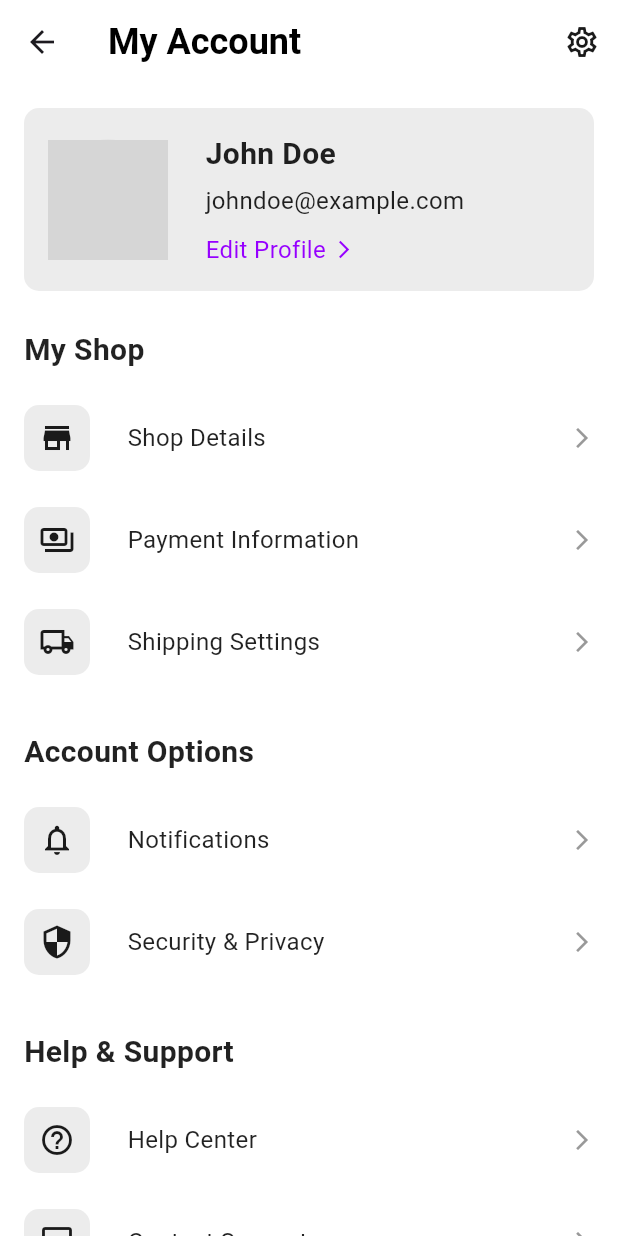
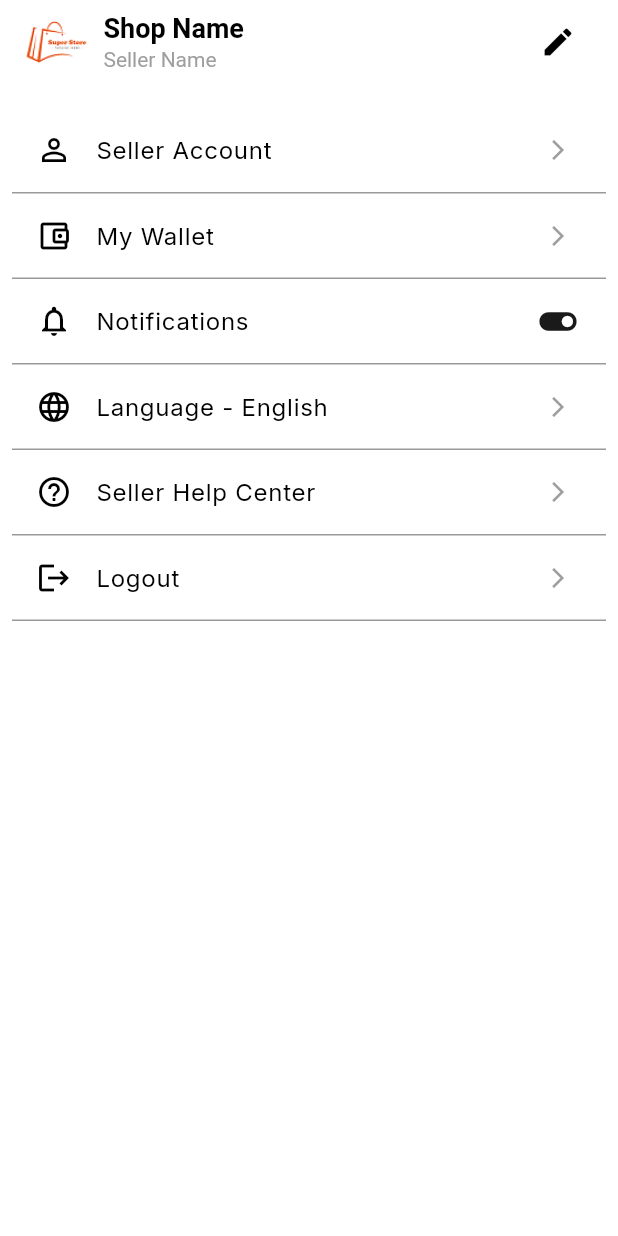
Before and after one commit to suheerthedev/marketplace, a Flutter app: the SellerAccountView screen opened by its route, on a phone screen of 412 x 824 dp. Run offline on Flutter 3.47's test engine with Material 3 defaults, Android fonts, the light colour scheme and no system bars; our stand-ins replace carousel_slider, font_awesome_flutter, google_fonts, iconsax_flutter, stacked, stacked_services and 1 more; grey boxes are pictures that could not be loaded.

Commit message:
Completed Seller Account View

```diff
--- a/lib/ui/views/seller_account/seller_account_view.dart
+++ b/lib/ui/views/seller_account/seller_account_view.dart
@@ -1,8 +1,7 @@
 import 'package:flutter/material.dart';
 import 'package:stacked/stacked.dart';
+import 'package:google_fonts/google_fonts.dart';
 import 'package:marketplace/ui/common/app_colors.dart';
-import 'package:marketplace/ui/common/ui_helpers.dart';
-import 'package:marketplace/ui/styles/text_styles.dart';
 
 import 'seller_account_viewmodel.dart';
 
@@ -16,160 +15,88 @@ class SellerAccountView extends StackedView<SellerAccountViewModel> {
     Widget? child,
   ) {
     return Scaffold(
-      backgroundColor: secondaryBackgroundColor,
+      backgroundColor: Colors.white,
       appBar: AppBar(
-        backgroundColor: secondaryBackgroundColor,
+        backgroundColor: Colors.white,
         elevation: 0,
-        title: Text('My Account', style: AppTextStyles.heading1),
-        actions: [
-          IconButton(
-            icon: const Icon(Icons.settings_outlined, color: mainTextColor),
-            onPressed: viewModel.openSettings,
-          ),
-        ],
-      ),
-      body: SafeArea(
-        child: SingleChildScrollView(
-          child: Padding(
-            padding: const EdgeInsets.all(16.0),
-            child: Column(
-              crossAxisAlignment: CrossAxisAlignment.start,
-              children: [
-                _buildProfileSection(viewModel),
-                verticalSpaceMedium,
-                _buildShopSection(viewModel),
-                verticalSpaceMedium,
-                _buildAccountOptionsSection(viewModel),
-                verticalSpaceMedium,
-                _buildHelpSection(viewModel),
-                verticalSpaceMedium,
-                _buildLogoutButton(viewModel),
-              ],
+        automaticallyImplyLeading: false,
+        title: Row(
+          children: [
+            Image.asset(
+              'assets/images/store_logo.png',
+              height: 40,
             ),
-          ),
-        ),
-      ),
-    );
-  }
-
-  Widget _buildProfileSection(SellerAccountViewModel viewModel) {
-    return Container(
-      padding: const EdgeInsets.all(16),
-      decoration: BoxDecoration(
-        color: lightContainerColor,
-        borderRadius: BorderRadius.circular(10),
-      ),
-      child: Row(
-        children: [
-          CircleAvatar(
-            radius: 40,
-            backgroundColor: Colors.grey.shade300,
-            backgroundImage: const AssetImage('assets/images/profile.jpg'),
-          ),
-          horizontalSpaceMedium,
-          Expanded(
-            child: Column(
+            const SizedBox(width: 10),
+            Column(
               crossAxisAlignment: CrossAxisAlignment.start,
               children: [
                 Text(
-                  'John Doe',
-                  style: AppTextStyles.heading2,
+                  'Shop Name',
+                  style: GoogleFonts.roboto(
+                    fontSize: 18,
+                    fontWeight: FontWeight.bold,
+                    color: Colors.black,
+                  ),
                 ),
-                verticalSpaceTiny,
                 Text(
-                  'johndoe@example.com',
-                  style: AppTextStyles.bodyText1,
-                ),
-                verticalSpaceSmall,
-                InkWell(
-                  onTap: viewModel.editProfile,
-                  child: Row(
-                    children: [
-                      Text(
-                        'Edit Profile',
-                        style: AppTextStyles.bodyText1.copyWith(
-                          color: kcPrimaryColor,
-                        ),
-                      ),
-                      horizontalSpaceTiny,
-                      const Icon(
-                        Icons.arrow_forward_ios,
-                        size: 14,
-                        color: kcPrimaryColor,
-                      ),
-                    ],
+                  'Seller Name',
+                  style: GoogleFonts.roboto(
+                    fontSize: 14,
+                    color: Colors.grey,
                   ),
                 ),
               ],
             ),
+            const Spacer(),
+            IconButton(
+              icon: const Icon(Icons.edit, color: Colors.black),
+              onPressed: viewModel.editProfile,
+            ),
+          ],
+        ),
+      ),
+      body: SafeArea(
+        child: Padding(
+          padding: const EdgeInsets.symmetric(horizontal: 8, vertical: 16),
+          child: ListView(
+            children: [
+              _buildOptionTile(
+                icon: Icons.person_outline,
+                title: 'Seller Account',
+                onTap: viewModel.openShopDetails,
+              ),
+              _buildOptionTile(
+                icon: Icons.account_balance_wallet_outlined,
+                title: 'My Wallet',
+                onTap: viewModel.openPaymentInfo,
+              ),
+              _buildSwitchTile(
+                icon: Icons.notifications_outlined,
+                title: 'Notifications',
+                value: viewModel.notificationsEnabled,
+                onChanged: viewModel.toggleNotifications,
+              ),
+              _buildOptionTile(
+                icon: Icons.language_outlined,
+                title: 'Language - English',
+                onTap: () {
+                  // Handle language change
+                },
+              ),
+              _buildOptionTile(
+                icon: Icons.help_outline,
+                title: 'Seller Help Center',
+                onTap: viewModel.openHelpCenter,
+              ),
+              _buildOptionTile(
+                icon: Icons.logout,
+                title: 'Logout',
+                onTap: viewModel.logout,
+              ),
+            ],
           ),
-        ],
+        ),
       ),
-    );
-  }
-
-  Widget _buildShopSection(SellerAccountViewModel viewModel) {
-    return Column(
-      crossAxisAlignment: CrossAxisAlignment.start,
-      children: [
-        Text('My Shop', style: AppTextStyles.heading2),
-        verticalSpaceSmall,
-        _buildOptionTile(
-          icon: Icons.store,
-          title: 'Shop Details',
-          onTap: viewModel.openShopDetails,
-        ),
-        _buildOptionTile(
-          icon: Icons.payments_outlined,
-          title: 'Payment Information',
-          onTap: viewModel.openPaymentInfo,
-        ),
-        _buildOptionTile(
-          icon: Icons.local_shipping_outlined,
-          title: 'Shipping Settings',
-          onTap: viewModel.openShippingSettings,
-        ),
-      ],
-    );
-  }
-
-  Widget _buildAccountOptionsSection(SellerAccountViewModel viewModel) {
-    return Column(
-      crossAxisAlignment: CrossAxisAlignment.start,
-      children: [
-        Text('Account Options', style: AppTextStyles.heading2),
-        verticalSpaceSmall,
-        _buildOptionTile(
-          icon: Icons.notifications_outlined,
-          title: 'Notifications',
-          onTap: viewModel.openNotifications,
-        ),
-        _buildOptionTile(
-          icon: Icons.security,
-          title: 'Security & Privacy',
-          onTap: viewModel.openSecurityPrivacy,
-        ),
-      ],
-    );
-  }
-
-  Widget _buildHelpSection(SellerAccountViewModel viewModel) {
-    return Column(
-      crossAxisAlignment: CrossAxisAlignment.start,
-      children: [
-        Text('Help & Support', style: AppTextStyles.heading2),
-        verticalSpaceSmall,
-        _buildOptionTile(
-          icon: Icons.help_outline,
-          title: 'Help Center',
-          onTap: viewModel.openHelpCenter,
-        ),
-        _buildOptionTile(
-          icon: Icons.chat_bubble_outline,
-          title: 'Contact Support',
-          onTap: viewModel.contactSupport,
-        ),
-      ],
     );
   }
 
@@ -178,58 +105,64 @@ class SellerAccountView extends StackedView<SellerAccountViewModel> {
     required String title,
     required VoidCallback onTap,
   }) {
-    return InkWell(
-      onTap: onTap,
-      child: Container(
-        padding: const EdgeInsets.symmetric(vertical: 12),
-        child: Row(
-          children: [
-            Container(
-              padding: const EdgeInsets.all(10),
-              decoration: BoxDecoration(
-                color: lightContainerColor,
-                borderRadius: BorderRadius.circular(10),
-              ),
-              child: Icon(icon, color: mainTextColor),
+    return Column(
+      children: [
+        ListTile(
+          leading: Icon(
+            icon,
+            color: Colors.black,
+          ),
+          title: Text(
+            title,
+            style: GoogleFonts.inter(
+              fontSize: 16,
+              color: Colors.black,
             ),
-            horizontalSpaceMedium,
-            Expanded(
-              child: Text(
-                title,
-                style: AppTextStyles.bodyText1,
-              ),
-            ),
-            const Icon(
-              Icons.arrow_forward_ios,
-              size: 16,
-              color: iconColor,
-            ),
-          ],
+          ),
+          trailing:
+              const Icon(Icons.arrow_forward_ios, size: 16, color: Colors.grey),
+          onTap: onTap,
         ),
-      ),
+        const Divider(height: 1, color: lightBackgroundColor),
+      ],
     );
   }
 
-  Widget _buildLogoutButton(SellerAccountViewModel viewModel) {
-    return Container(
-      width: double.infinity,
-      padding: const EdgeInsets.symmetric(vertical: 15),
-      decoration: BoxDecoration(
-        border: Border.all(color: errorColor),
-        borderRadius: BorderRadius.circular(10),
-      ),
-      child: InkWell(
-        onTap: viewModel.logout,
-        child: Center(
-          child: Text(
-            'Logout',
-            style: AppTextStyles.bodyText1.copyWith(
-              color: errorColor,
-              fontWeight: FontWeight.bold,
+  Widget _buildSwitchTile({
+    required IconData icon,
+    required String title,
+    required bool value,
+    required ValueChanged<bool> onChanged,
+  }) {
+    return Column(
+      children: [
+        ListTile(
+          leading: Icon(icon, color: Colors.black),
+          contentPadding: const EdgeInsets.only(left: 16, right: 8),
+          title: Text(
+            title,
+            style: GoogleFonts.inter(
+              fontSize: 16,
+              color: Colors.black,
+            ),
+          ),
+          trailing: IconButton(
+            padding: EdgeInsets.zero,
+            onPressed: () {
+              onChanged(!value);
+            },
+            icon: Icon(
+              value ? Icons.toggle_on : Icons.toggle_off_outlined,
+              size: 30,
+              color: value ? mainBackgroundColor : lightBackgroundColor,
             ),
           ),
         ),
-      ),
+        const Divider(
+          height: 1,
+          color: lightBackgroundColor,
+        ),
+      ],
     );
   }
 
--- a/lib/ui/views/seller_account/seller_account_viewmodel.dart
+++ b/lib/ui/views/seller_account/seller_account_viewmodel.dart
@@ -1,10 +1,12 @@
 import 'package:stacked/stacked.dart';
 import 'package:stacked_services/stacked_services.dart';
 import 'package:marketplace/app/app.locator.dart';
-import 'package:marketplace/app/app.router.dart';
 
 class SellerAccountViewModel extends BaseViewModel {
   final _navigationService = locator<NavigationService>();
+  bool _notificationsEnabled = true; // Default value
+
+  bool get notificationsEnabled => _notificationsEnabled;
 
   void openSettings() {
     // Open settings
@@ -46,20 +48,12 @@ class SellerAccountViewModel extends BaseViewModel {
     // Logout
   }
 
-  void navigateToIndex(int index) {
-    switch (index) {
-      case 0:
-        _navigationService.navigateToSellerDashboardView();
-        break;
-      case 1:
-        _navigationService.navigateToSellerProductsView();
-        break;
-      case 2:
-        _navigationService.navigateToSellerInboxView();
-        break;
-      case 3:
-        // Already on Account
-        break;
-    }
+  void toggleNotifications(bool value) {
+    _notificationsEnabled = value; // Update the state
+    notifyListeners(); // Notify listeners to rebuild the UI
+  }
+
+  void toggleEmailNotifications() {
+    // Toggle email notifications
   }
 }
```
